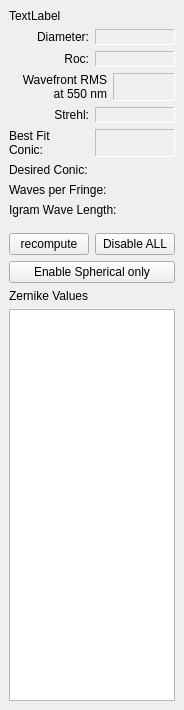
First picture: the form in metricsdisplay.ui, repository githubdoe/DFTFringe, before the edit.
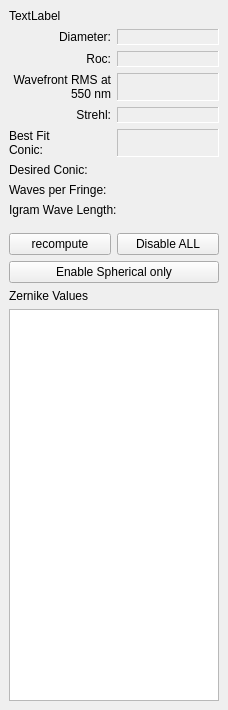
Second picture: the form after the edit.

What changed in the file:
```diff
--- a/metricsdisplay.ui
+++ b/metricsdisplay.ui
@@ -6,13 +6,13 @@
    <rect>
     <x>0</x>
     <y>0</y>
-    <width>176</width>
+    <width>228</width>
     <height>710</height>
    </rect>
   </property>
   <property name="minimumSize">
    <size>
-    <width>176</width>
+    <width>228</width>
     <height>408</height>
    </size>
   </property>
```
Left out of the diff: 5 changed lines with no effect on the pictures.
